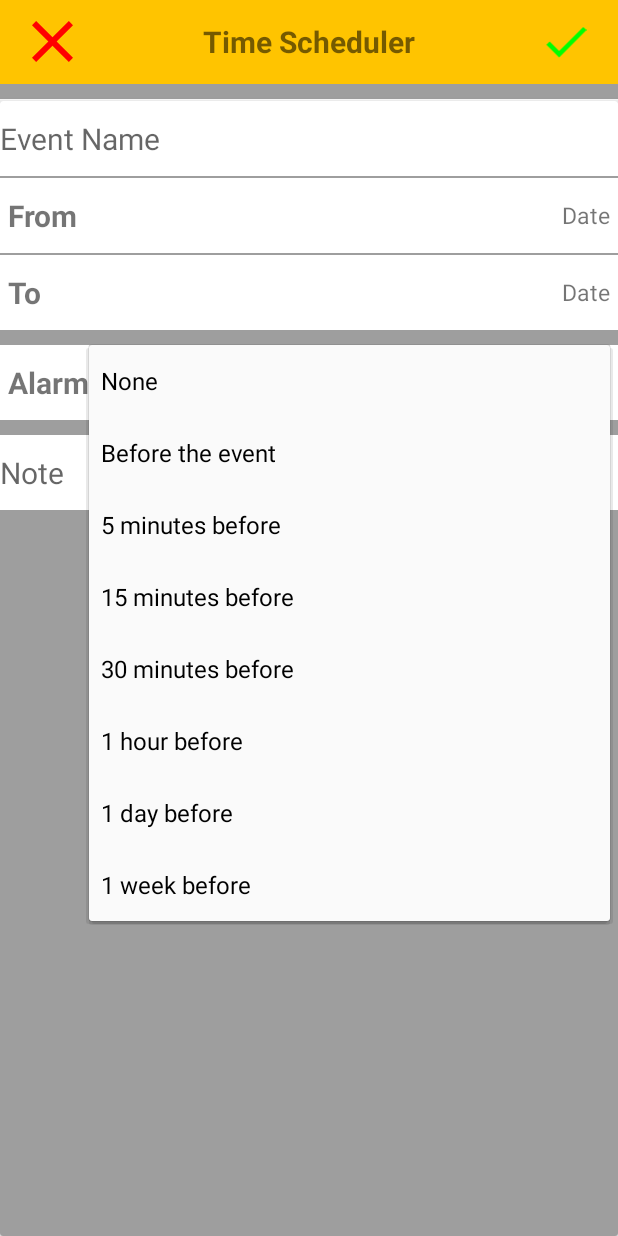
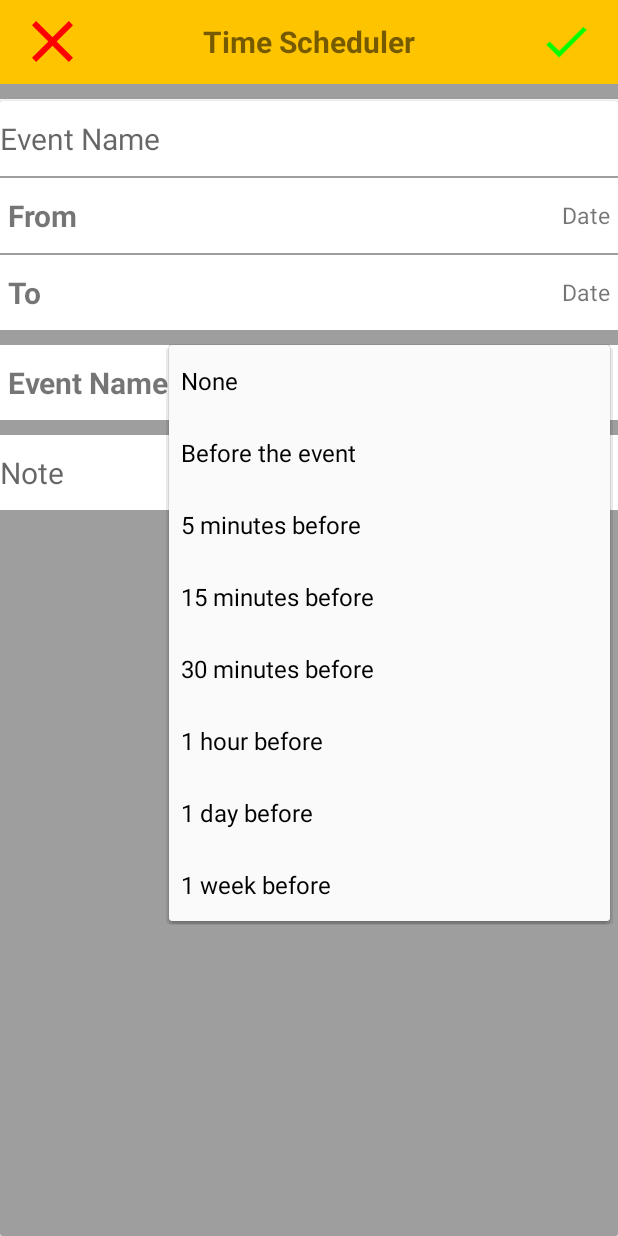
Before and after one commit to Siarc/EventScheduler, an Android app: the SchedulerActivity screen opened directly, with no data from a screen before it, after a tap on "None", on a phone screen of 412 x 824 dp. Run offline under Robolectric (Android 15) with nearby library versions, the phone set to English and light mode, and no system bars.

```diff
--- a/app/src/main/res/layout/activity_scheduler.xml
+++ b/app/src/main/res/layout/activity_scheduler.xml
@@ -99,7 +99,7 @@
                 <TextView
                     android:layout_width="wrap_content"
                     android:layout_height="50dp"
-                    android:text="From"
+                    android:text="@string/from"
                     android:textStyle="bold"
                     android:textSize="20sp"
                     android:gravity="center_vertical"/>
@@ -109,7 +109,7 @@
                     android:layout_alignParentEnd="true"
                     android:layout_width="wrap_content"
                     android:layout_height="50dp"
-                    android:text="Date"
+                    android:text="@string/date"
                     android:textSize="15sp"
                     android:gravity="center_vertical"/>
 
@@ -132,7 +132,7 @@
                     android:layout_width="wrap_content"
                     android:layout_height="50dp"
                     android:gravity="center_vertical"
-                    android:text="To"
+                    android:text="@string/to"
                     android:textSize="20sp"
                     android:textStyle="bold" />
 
@@ -142,7 +142,7 @@
                     android:layout_height="50dp"
                     android:layout_alignParentEnd="true"
                     android:gravity="center_vertical"
-                    android:text="Date"
+                    android:text="@string/date"
                     android:textSize="15sp" />
 
             </RelativeLayout>
@@ -164,14 +164,14 @@
                     android:layout_width="wrap_content"
                     android:layout_height="50dp"
                     android:gravity="center_vertical"
-                    android:text="Alarm"
+                    android:text="@string/event_name"
                     android:textSize="20sp"
                     android:textStyle="bold" />
 
 
                 <Spinner
                     android:id="@+id/spinAlarmTimes"
-                    android:layout_toRightOf="@+id/alarmTextView"
+                    android:layout_toEndOf="@+id/alarmTextView"
                     android:layout_width="match_parent"
                     android:layout_height="50dp"
                     android:textAlignment="textEnd"
@@ -191,7 +191,7 @@
                 android:layout_width="match_parent"
                 android:layout_height="50dp"
                 android:background="@null"
-                android:hint="Note"
+                android:hint="@string/note"
                 android:importantForAutofill="no"
                 android:inputType="text"
                 android:textSize="20sp"
--- a/app/src/main/res/layout/custom_recycler.xml
+++ b/app/src/main/res/layout/custom_recycler.xml
@@ -25,7 +25,7 @@
             android:layout_width="wrap_content"
             android:layout_height="match_parent"
             android:gravity="center"
-            android:text="Event Name"
+            android:text="@string/event_name"
             android:textSize="25sp" />
 
 
--- a/app/src/main/res/values/strings.xml
+++ b/app/src/main/res/values/strings.xml
@@ -6,5 +6,8 @@
     <string name="todo">TODO</string>
     <string name="from">From</string>
     <string name="date">Date</string>
+    <string name="to">To</string>
+    <string name="alarm">Alarm</string>
+    <string name="note">Note</string>
 
 </resources>
```
